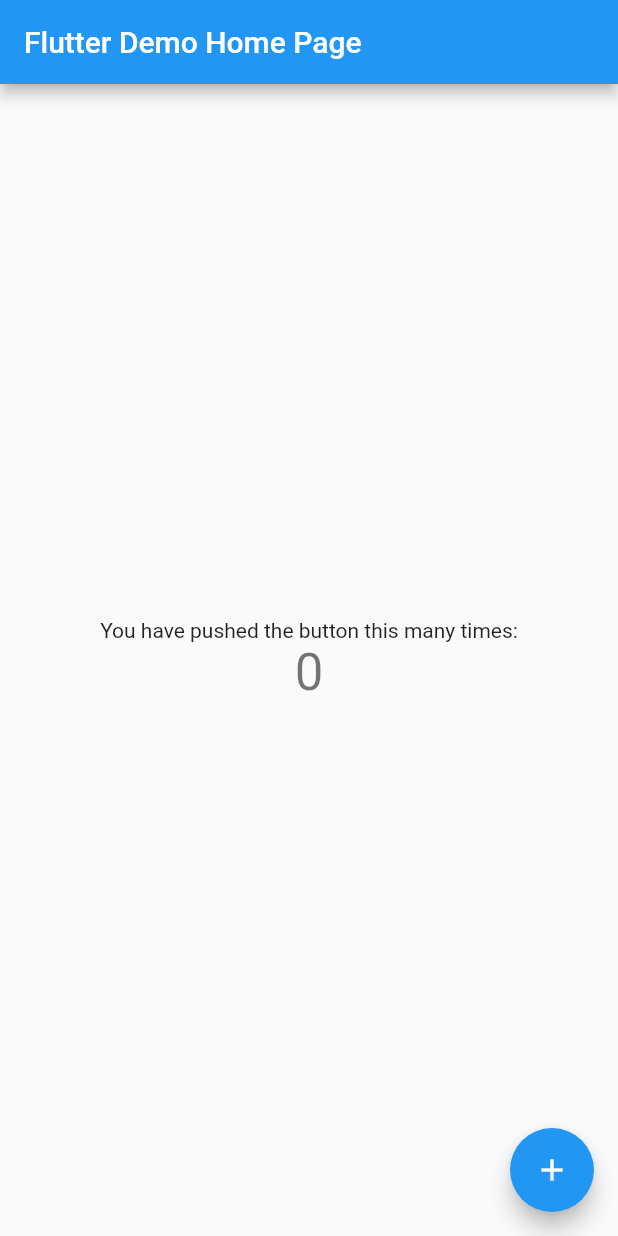
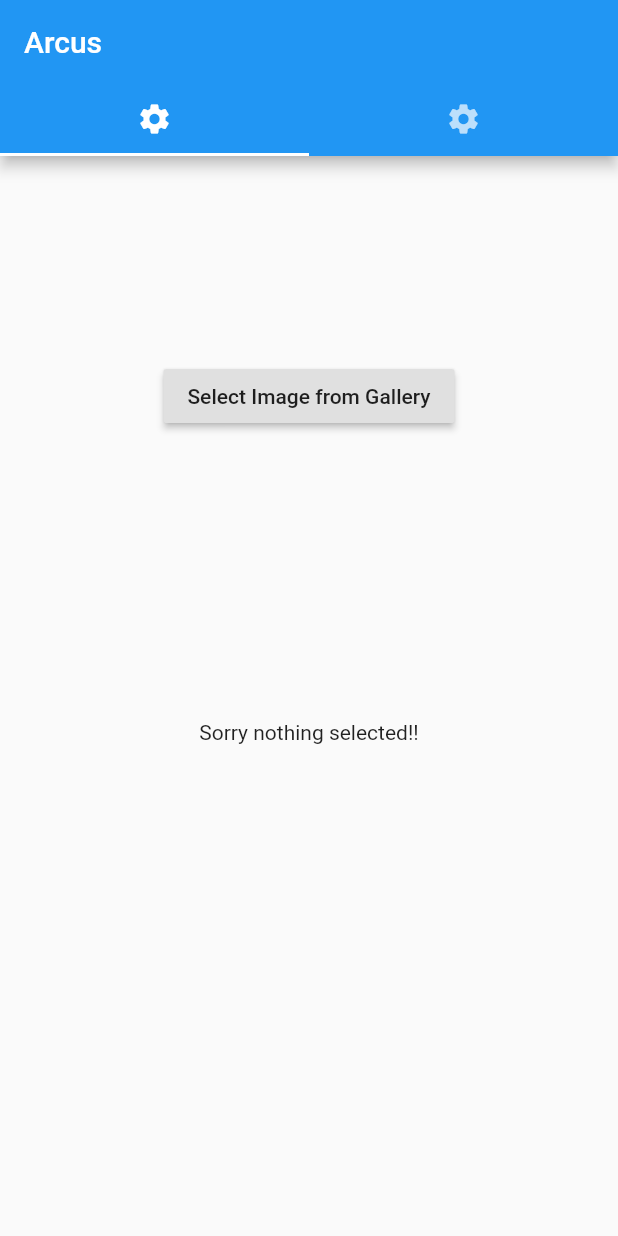
Before and after one commit to sudotensor/arcus, a Flutter app: the screen it shows after launch, on a phone screen of 412 x 824 dp. Run offline on Flutter 3.47's test engine with Material 2 defaults, Android fonts, the phone set to English and light mode, and no system bars; our stand-ins replace image_picker.

Commit message:
Add local image selection
This commit will introduce a two-tab layout with the first tab, allowing the user to select an local image file from their phone

```diff
--- /dev/null
+++ b/lib/local_image_picker.dart
@@ -0,0 +1,64 @@
+import 'dart:io';
+import 'package:flutter/material.dart';
+import 'package:image_picker/image_picker.dart';
+
+class LocalImagePicker extends StatelessWidget {
+  @override
+  Widget build(BuildContext context) {
+    return GalleryAccess ();
+  }
+}
+
+class GalleryAccess extends StatefulWidget {
+  @override
+  State<StatefulWidget> createState() {
+    return new GalleryAccessState();
+  }
+}
+class GalleryAccessState extends State<GalleryAccess> {
+  File galleryFile;
+  final picker = ImagePicker();
+
+  @override
+  Widget build(BuildContext context) {
+    //display image selected from gallery
+    Future getImage() async {
+      final pickedFile = await picker.getImage(
+          source: ImageSource.gallery
+      );
+
+      setState(() {
+        if (pickedFile != null) {
+          galleryFile = File(pickedFile.path);
+        } else {
+          print('No image selected.');
+        }
+      });
+    }
+
+    return new Scaffold(
+      body: new Builder(
+        builder: (BuildContext context) {
+          return Center(
+            child: new Column(
+              mainAxisAlignment: MainAxisAlignment.center,
+              children: <Widget>[
+                new RaisedButton(
+                  child: new Text('Select Image from Gallery'),
+                  onPressed: getImage,
+                ),
+                SizedBox(
+                  height: 400.0,
+                  width: 400.0,
+                  child: galleryFile == null
+                      ? Center(child: new Text('Sorry nothing selected!!'))
+                      : Center(child: new Image.file(galleryFile)),
+                ),
+              ],
+            ),
+          );
+        },
+      ),
+    );
+  }
+}
--- a/lib/main.dart
+++ b/lib/main.dart
@@ -1,117 +1,14 @@
 import 'package:flutter/material.dart';
 
-void main() {
-  runApp(MyApp());
-}
+import './tabs.dart';
+
+void main () => runApp(MyApp());
 
 class MyApp extends StatelessWidget {
-  // This widget is the root of your application.
   @override
   Widget build(BuildContext context) {
-    return MaterialApp(
-      title: 'Flutter Demo',
-      theme: ThemeData(
-        // This is the theme of your application.
-        //
-        // Try running your application with "flutter run". You'll see the
-        // application has a blue toolbar. Then, without quitting the app, try
-        // changing the primarySwatch below to Colors.green and then invoke
-        // "hot reload" (press "r" in the console where you ran "flutter run",
-        // or simply save your changes to "hot reload" in a Flutter IDE).
-        // Notice that the counter didn't reset back to zero; the application
-        // is not restarted.
-        primarySwatch: Colors.blue,
-        // This makes the visual density adapt to the platform that you run
-        // the app on. For desktop platforms, the controls will be smaller and
-        // closer together (more dense) than on mobile platforms.
-        visualDensity: VisualDensity.adaptivePlatformDensity,
-      ),
-      home: MyHomePage(title: 'Flutter Demo Home Page'),
+    return MaterialApp (
+      home: MainPage(),
     );
   }
 }
-
-class MyHomePage extends StatefulWidget {
-  MyHomePage({Key key, this.title}) : super(key: key);
-
-  // This widget is the home page of your application. It is stateful, meaning
-  // that it has a State object (defined below) that contains fields that affect
-  // how it looks.
-
-  // This class is the configuration for the state. It holds the values (in this
-  // case the title) provided by the parent (in this case the App widget) and
-  // used by the build method of the State. Fields in a Widget subclass are
-  // always marked "final".
-
-  final String title;
-
-  @override
-  _MyHomePageState createState() => _MyHomePageState();
-}
-
-class _MyHomePageState extends State<MyHomePage> {
-  int _counter = 0;
-
-  void _incrementCounter() {
-    setState(() {
-      // This call to setState tells the Flutter framework that something has
-      // changed in this State, which causes it to rerun the build method below
-      // so that the display can reflect the updated values. If we changed
-      // _counter without calling setState(), then the build method would not be
-      // called again, and so nothing would appear to happen.
-      _counter++;
-    });
-  }
-
-  @override
-  Widget build(BuildContext context) {
-    // This method is rerun every time setState is called, for instance as done
-    // by the _incrementCounter method above.
-    //
-    // The Flutter framework has been optimized to make rerunning build methods
-    // fast, so that you can just rebuild anything that needs updating rather
-    // than having to individually change instances of widgets.
-    return Scaffold(
-      appBar: AppBar(
-        // Here we take the value from the MyHomePage object that was created by
-        // the App.build method, and use it to set our appbar title.
-        title: Text(widget.title),
-      ),
-      body: Center(
-        // Center is a layout widget. It takes a single child and positions it
-        // in the middle of the parent.
-        child: Column(
-          // Column is also a layout widget. It takes a list of children and
-          // arranges them vertically. By default, it sizes itself to fit its
-          // children horizontally, and tries to be as tall as its parent.
-          //
-          // Invoke "debug painting" (press "p" in the console, choose the
-          // "Toggle Debug Paint" action from the Flutter Inspector in Android
-          // Studio, or the "Toggle Debug Paint" command in Visual Studio Code)
-          // to see the wireframe for each widget.
-          //
-          // Column has various properties to control how it sizes itself and
-          // how it positions its children. Here we use mainAxisAlignment to
-          // center the children vertically; the main axis here is the vertical
-          // axis because Columns are vertical (the cross axis would be
-          // horizontal).
-          mainAxisAlignment: MainAxisAlignment.center,
-          children: <Widget>[
-            Text(
-              'You have pushed the button this many times:',
-            ),
-            Text(
-              '$_counter',
-              style: Theme.of(context).textTheme.headline4,
-            ),
-          ],
-        ),
-      ),
-      floatingActionButton: FloatingActionButton(
-        onPressed: _incrementCounter,
-        tooltip: 'Increment',
-        child: Icon(Icons.add),
-      ), // This trailing comma makes auto-formatting nicer for build methods.
-    );
-  }
-}
--- /dev/null
+++ b/lib/tabs.dart
@@ -0,0 +1,30 @@
+import 'package:flutter/material.dart';
+import './local_image_picker.dart';
+
+class MainPage extends StatelessWidget {
+  @override
+  Widget build (BuildContext context) {
+    return MaterialApp(
+        home: DefaultTabController(
+            length: 2,
+            child: Scaffold(
+                appBar: AppBar(
+                    bottom: TabBar(
+                        tabs: [
+                          Tab(icon: Icon(Icons.settings)),
+                          Tab(icon: Icon(Icons.settings)),
+                        ]
+                    ),
+                    title: Text('Arcus')
+                ),
+                body: TabBarView (
+                    children: [
+                      LocalImagePicker(),
+                      Text('Nothing to see here....'),
+                    ]
+                )
+            )
+        )
+    );
+  }
+}
--- a/pubspec.yaml
+++ b/pubspec.yaml
@@ -23,6 +23,7 @@ environment:
 dependencies:
   flutter:
     sdk: flutter
+  image_picker:
 
 
   # The following adds the Cupertino Icons font to your application.
```
Also changed, not shown: 1 other file.
